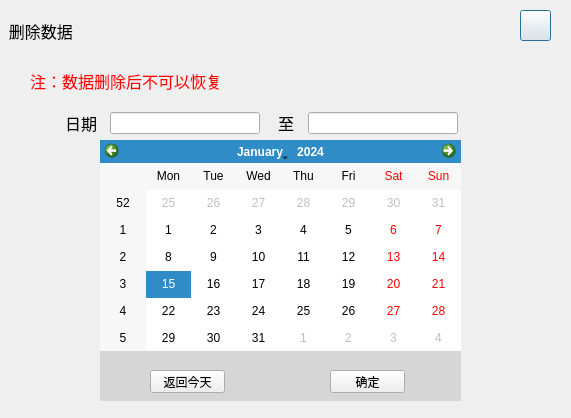
jindezhang/Q7fromRD330, file dg_seltime.ui: the form before one commit.
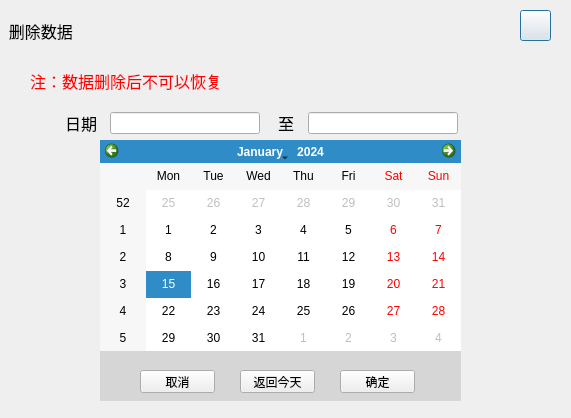
The form after the commit. Icons and pictures are not drawn. Custom widgets are drawn as their Qt base class.

What changed in the file:
```diff
--- a/dg_seltime.ui
+++ b/dg_seltime.ui
@@ -214,7 +214,7 @@
       <widget class="ViceButton" name="bt_today">
        <property name="geometry">
         <rect>
-         <x>50</x>
+         <x>140</x>
          <y>230</y>
          <width>75</width>
          <height>23</height>
@@ -227,7 +227,7 @@
       <widget class="ViceButton" name="bt_select">
        <property name="geometry">
         <rect>
-         <x>230</x>
+         <x>240</x>
          <y>230</y>
          <width>75</width>
          <height>23</height>
@@ -237,6 +237,19 @@
         <string>确定</string>
        </property>
       </widget>
+      <widget class="ViceButton" name="bt_select_cancel">
+       <property name="geometry">
+        <rect>
+         <x>40</x>
+         <y>230</y>
+         <width>75</width>
+         <height>23</height>
+        </rect>
+       </property>
+       <property name="text">
+        <string>取消</string>
+       </property>
+      </widget>
      </widget>
      <zorder>label_3</zorder>
      <zorder>label_2</zorder>
```
